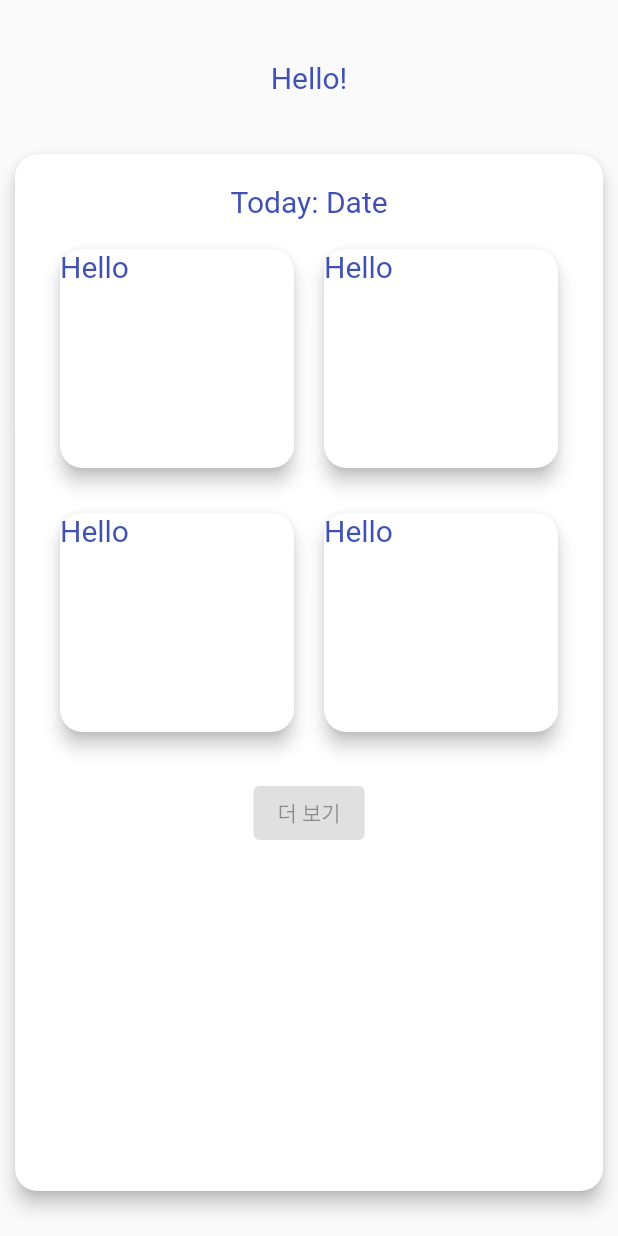
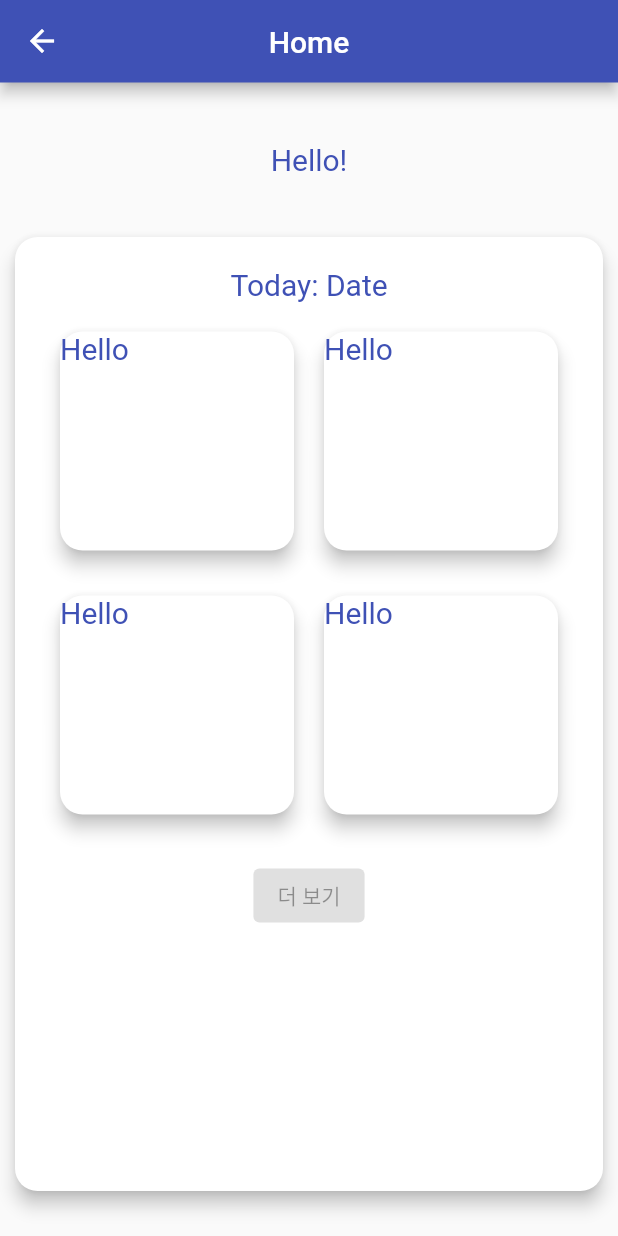
Before and after one commit to breaking-cs/laura-flutter-firebase-app, a Flutter app: the Home screen opened directly, on a phone screen of 412 x 824 dp. Run offline on Flutter 3.47's test engine with Material 2 defaults, Android fonts, the phone set to English and light mode, and no system bars; our stand-ins replace shared_preferences; accounts and stored records are empty; network calls fail.

Commit message:
AppBar를 각 Screen으로 옮김

```diff
--- /dev/null
+++ b/lib/components/custom_app_bar.dart
@@ -0,0 +1,22 @@
+import 'package:flutter/material.dart';
+
+class CustomAppBar extends StatelessWidget implements PreferredSizeWidget {
+  final String title;
+
+  const CustomAppBar({
+    Key? key,
+    required this.title,
+  }) : super(key: key);
+
+  @override
+  Size get preferredSize => const Size.fromHeight(55);
+
+  @override
+  Widget build(BuildContext context) {
+    return AppBar(
+      title: Text(title),
+      centerTitle: true,
+      backgroundColor: Theme.of(context).primaryColor,
+    );
+  }
+}
--- a/lib/screens/gallery.dart
+++ b/lib/screens/gallery.dart
@@ -2,6 +2,7 @@ import 'package:app/models/transaction.dart';
 import 'package:flutter/material.dart';
 import '../models/transaction.dart';
 import '../components/transaction_item.dart';
+import "../components/custom_app_bar.dart";
 
 class Gallery extends StatelessWidget {
   Gallery({Key? key}) : super(key: key);
@@ -19,7 +20,9 @@ class Gallery extends StatelessWidget {
 
   @override
   Widget build(BuildContext context) {
-    return GridView.builder(
+    return Scaffold(
+      appBar: const CustomAppBar(title: "Gallery"),
+      body: GridView.builder(
         padding: const EdgeInsets.all(10),
         gridDelegate: const SliverGridDelegateWithFixedCrossAxisCount(
           crossAxisCount: 2,
@@ -30,6 +33,7 @@ class Gallery extends StatelessWidget {
         itemBuilder: (ctx, index) {
           return TransactionItem(tx: transactions[index]);
         },
+      ),
     );
   }
 }
--- a/lib/screens/home.dart
+++ b/lib/screens/home.dart
@@ -1,4 +1,5 @@
 import 'package:flutter/material.dart';
+import "../components/custom_app_bar.dart";
 
 class CustomCard extends StatelessWidget {
   const CustomCard({Key? key}) : super(key: key);
@@ -62,7 +63,9 @@ class Home extends StatelessWidget {
 
   @override
   Widget build(BuildContext context) {
-    return Column(
+    return Scaffold(
+      appBar: const CustomAppBar(title: "Home"),
+      body: Column(
         children: <Widget>[
           Container(
             margin: const EdgeInsets.only(
@@ -87,6 +90,7 @@ class Home extends StatelessWidget {
             ),
           ),
         ],
+      ),
     );
   }
 }
```
Also changed, not shown: lib/screens/customers.dart (+2 -5 lines), lib/screens/transaction_detail.dart (+2 -5 lines). Lines whose indentation alone changed are shown as unchanged.
